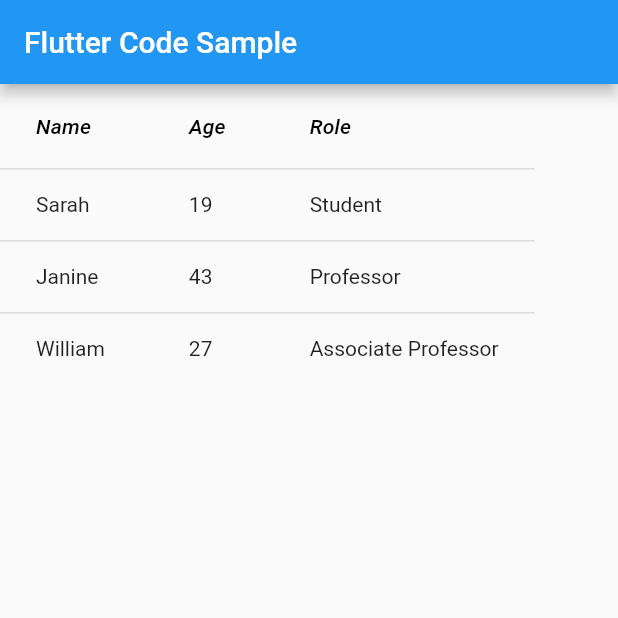
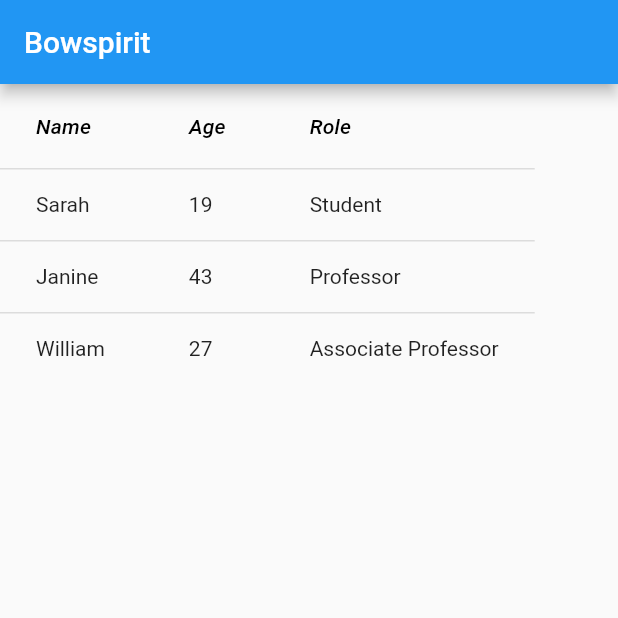
Before and after one commit to khrm/bowspirit, a Flutter app: the screen it shows after launch, on a phone screen of 412 x 824 dp, the top half of it. Run offline on Flutter 3.47's test engine with Material 2 defaults, Android fonts, the light colour scheme and no system bars.

Commit message:
Change Title to Bowspirit

```diff
--- a/lib/main.dart
+++ b/lib/main.dart
@@ -5,7 +5,7 @@
 class MyApp extends StatelessWidget {
   const MyApp({super.key});
 
-  static const String _title = 'Flutter Code Sample';
+  static const String _title = 'Bowspirit';
 
   @override
   Widget build(BuildContext context) {
```
